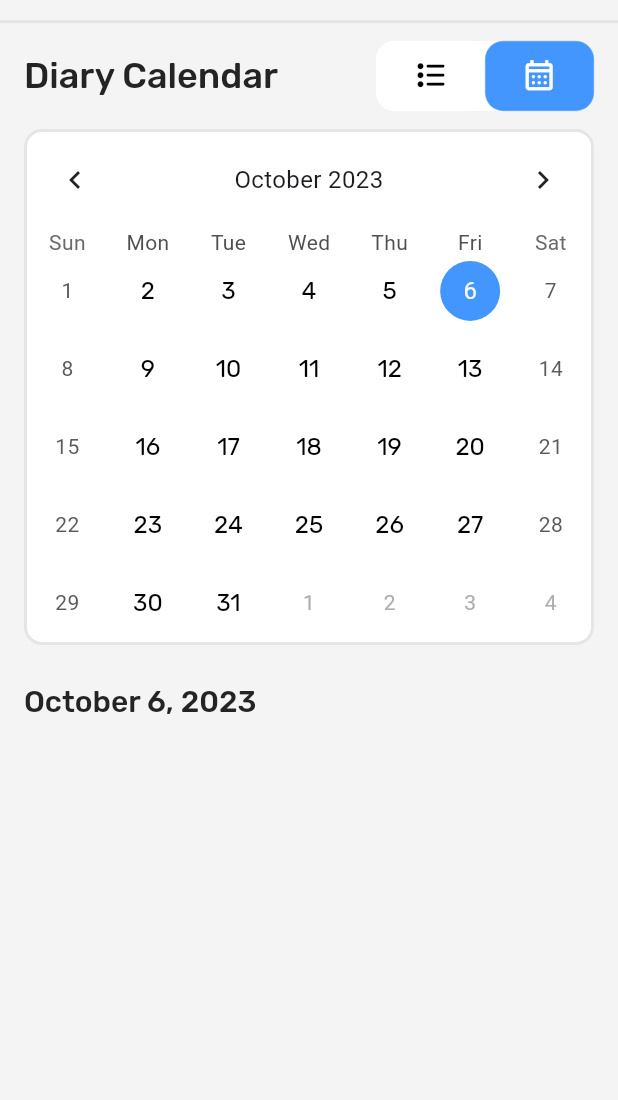
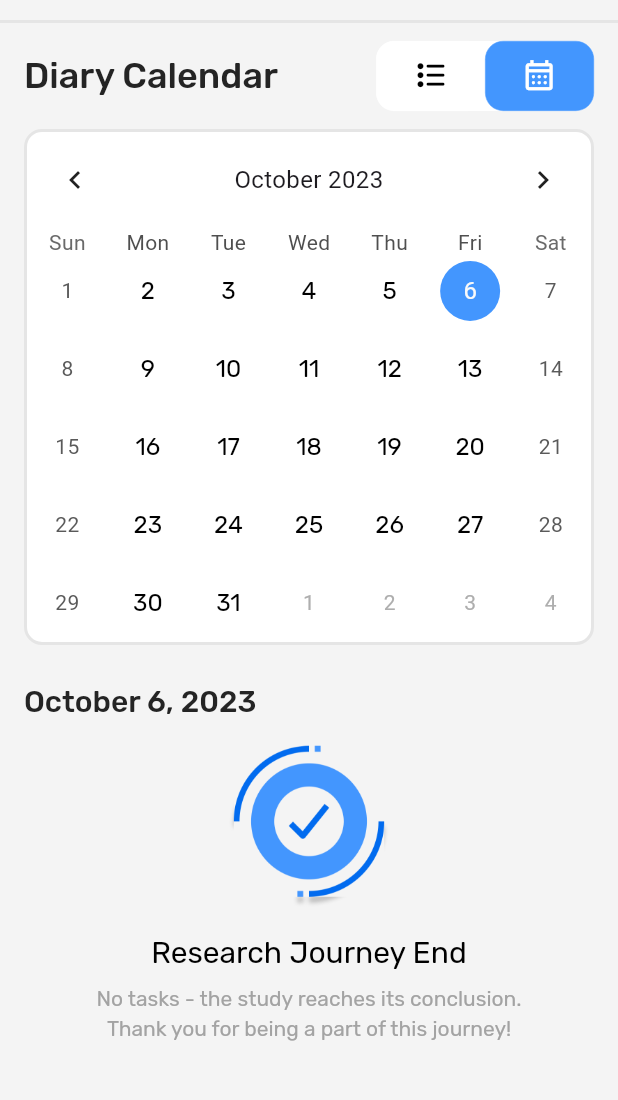
Before and after one commit to AppHatchery/Fabla-Front-end, a Flutter app: the DiariesPage screen opened directly, after a tap on an icon or button, on a phone screen of 412 x 824 dp, the part 61-1161 px from its top. Run offline on Flutter 3.47's test engine with Material 2 defaults, Android fonts, the phone set to English and light mode, and no system bars; drawn by our look-alikes of table_calendar; our stand-ins replace audioplayers, awesome_notifications, bloc, equatable, flutter_bloc, flutter_screenutil and 5 more; missing offline and left inert: amplify_auth_cognito, amplify_flutter, amplify_storage_s3, audio_session, aws_common, flutter_sound and 1 more; accounts and stored records are empty; generated files the repository leaves out were written again.

Commit message:
Added Empty States
Clean up and added empty states on home and diary page

```diff
--- a/lib/screens/diary/presentation/pages/diaries.dart
+++ b/lib/screens/diary/presentation/pages/diaries.dart
@@ -5,10 +5,13 @@
 import 'package:audio_diaries_flutter/screens/diary/presentation/widgets/diary_history.dart';
 import 'package:flutter/material.dart';
 import 'package:flutter_bloc/flutter_bloc.dart';
+import 'package:intl/intl.dart';
 
+import '../../../../services/preference_service.dart';
 import '../../../../theme/custom_colors.dart';
 import '../../../../theme/custom_icons.dart';
 import '../../../../theme/custom_typography.dart';
+import '../../../home/presentation/widgets/empty_state.dart';
 import '../../../home/presentation/widgets/unsubmitted_diary_list.dart';
 import '../../data/diary.dart';
 import '../widgets/custom_calender.dart';
@@ -23,11 +26,11 @@
 
 enum Calendar { list, calendar }
 
-class _DiaryPageState extends State<DiariesPage> with WidgetsBindingObserver{
+class _DiaryPageState extends State<DiariesPage> with WidgetsBindingObserver {
   late DiaryCubit diaryCubit;
   late DiaryHistoryCubit historyCubit;
   Map<DateTime, List<String>> events = {};
-
+  late DateTime startDate;
   @override
   void initState() {
     WidgetsBinding.instance.addObserver(this);
@@ -82,25 +85,17 @@
           child: Column(
             mainAxisAlignment: MainAxisAlignment.start,
             children: [
-            Expanded(
-              child: ListView(
-                children: [
-                  Row(
-                      mainAxisAlignment: MainAxisAlignment.spaceBetween,
-                      children: [
+              Row(mainAxisAlignment: MainAxisAlignment.spaceBetween, children: [
                 Visibility(
                   visible: calendarView != Calendar.calendar,
-                          child: Text(
-                            "Diary History",
+                  replacement: Text(
+                    "Diary Calendar",
                     style: CustomTypography().headlineMedium(
                       color: CustomColors.textNormalContent,
                     ),
                   ),
-                        ),
-                        Visibility(
-                          visible: calendarView != Calendar.list,
                   child: Text(
-                            "Diary Calendar",
+                    "Diary History",
                     style: CustomTypography().headlineMedium(
                       color: CustomColors.textNormalContent,
                     ),
@@ -160,11 +155,29 @@
               const SizedBox(height: 12),
               Visibility(
                 visible: calendarView == Calendar.calendar,
-                    child: CustomCalender(events: events,),
+                child: CustomCalender(
+                  events: events,
+                ),
               ),
               const SizedBox(height: 24),
-                  Visibility(
+              Expanded(
+                child: Visibility(
                     visible: calendarView == Calendar.calendar,
+                    replacement: BlocConsumer<DiaryHistoryCubit, DiaryHistoryState>(
+                          listener: (context, state) {},
+                          builder: (context, state) {
+                            if (state is DiaryHistoryInitial) {
+                              return initialDiaryHistory();
+                            } else if (state is DiaryHistoryLoading) {
+                              return historyLoading();
+                            } else if (state is DiaryHistoryLoaded) {
+                              return loadedDiaryHistory(
+                                  state.diaries, state.unSubmittedDiaries);
+                            } else {
+                              return initialDiaryHistory();
+                            }
+                          },
+                        ),
                     child: BlocConsumer<DiaryCubit, DiaryState>(
                       listener: (context, state) {},
                       builder: (context, state) {
@@ -180,30 +193,10 @@
                         }
                       },
                     )),
-                  Visibility(
-                      visible: calendarView == Calendar.list,
-                      child: BlocConsumer<DiaryHistoryCubit, DiaryHistoryState>(
-                        listener: (context, state) {},
-                        builder: (context, state) {
-                          if (state is DiaryHistoryInitial) {
-                            return initialDiaryHistory();
-                          } else if (state is DiaryHistoryLoading) {
-                            return historyLoading();
-                          } else if (state is DiaryHistoryLoaded) {
-                            return loadedDiaryHistory(
-                                state.diaries, state.unSubmittedDiaries);
-                          } else {
-                            return initialDiaryHistory();
-                          }
-                        },
-                      ))
-                ],
-              ),
               ),
             ],
           ),
-      ),
-    );
+        ));
   }
 
   Widget historyLoading() {
@@ -222,23 +215,25 @@
 
   Widget loadedDiaryHistory(
       List<Diary> diaries, List<Diary> unSubmittedDiaries) {
-    return SingleChildScrollView(
-      child: Column(
+    return Column(
       children: [
         unSubmittedDiaries.isNotEmpty
-              ? UnsubmittedDiaryList(
+            ? Expanded(
+              child: UnsubmittedDiaryList(
                   diaries: unSubmittedDiaries,
                   refresh: (value) => refresh(value),
+                ),
             )
             : const SizedBox.shrink(),
-          DiaryHistory(diaries: diaries, refresh: (value) => refresh(value)),
+        Expanded(child: DiaryHistory(diaries: diaries, refresh: (value) => refresh(value))),
       ],
-      ),
     );
   }
 
-  void fetchHistoryData(BuildContext context) {
+  void fetchHistoryData(BuildContext context) async {
     historyCubit.loadPastDiaries();
+    startDate = DateTime.fromMillisecondsSinceEpoch(
+        await PreferenceService().getIntPreference(key: 'startDate') ?? 0);
   }
 
   void refreshHistory(bool shouldRefresh) {
@@ -259,6 +254,40 @@
   }
 
   Widget loadedDiary(List<Diary> diaries, List<Diary> unSubmittedDiaries) {
+    final today = DateTime.now();
+    if (today.isBefore(startDate)) {
+      return Column(
+        crossAxisAlignment: CrossAxisAlignment.start,
+        children: [
+          Text(
+            DateFormat("MMMM d',' y").format(today),
+            style: CustomTypography()
+                .titleLarge(color: CustomColors.textNormalContent),
+            textAlign: TextAlign.left,
+          ),
+          const SizedBox(
+            height: 14,
+          ),
+          const FreeDayWidget(),
+        ],
+      );
+    } else if (today.isAfter(startDate.add(const Duration(days: 6)))) {
+      return Column(
+        crossAxisAlignment: CrossAxisAlignment.start,
+        children: [
+          Text(
+            DateFormat("MMMM d',' y").format(today),
+            style: CustomTypography()
+                .titleLarge(color: CustomColors.textNormalContent),
+            textAlign: TextAlign.left,
+          ),
+          const SizedBox(
+            height: 14,
+          ),
+          const EndStateWidget(),
+        ],
+      );
+    }
     return SingleChildScrollView(
       child: Column(
         children: [
@@ -287,12 +316,16 @@
   void getAllDiaries() {
     final DiaryRepository repository = DiaryRepository();
     List<Diary> diaries = repository.getAllDiaries();
-    final date = DateTime(DateTime.now().year, DateTime.now().month, DateTime.now().day);
+    final date =
+        DateTime(DateTime.now().year, DateTime.now().month, DateTime.now().day);
 
-    for(Diary diary in diaries){
-      final day = DateTime(diary.start.year, diary.start.month, diary.start.day);
-      if(day != date){
-        events.addAll({day: ["Yes"]});
+    for (Diary diary in diaries) {
+      final day =
+          DateTime(diary.start.year, diary.start.month, diary.start.day);
+      if (day != date) {
+        events.addAll({
+          day: ["Yes"]
+        });
       }
     }
   }
--- a/lib/screens/diary/presentation/widgets/diary_history.dart
+++ b/lib/screens/diary/presentation/widgets/diary_history.dart
@@ -1,3 +1,4 @@
+import 'package:audio_diaries_flutter/screens/diary/presentation/widgets/empty_state.dart';
 import 'package:audio_diaries_flutter/theme/components/cards.dart';
 import 'package:audio_diaries_flutter/theme/custom_typography.dart';
 import 'package:flutter/material.dart';
@@ -24,18 +25,25 @@
 
     filteredDiaries.sort((a, b) => b.due.compareTo(a.due));
 
-    return Column(
+    return filteredDiaries.isNotEmpty
+        ? SingleChildScrollView(
+            child: Column(
               mainAxisAlignment: MainAxisAlignment.start,
               crossAxisAlignment: CrossAxisAlignment.start,
               children: [
-        for (var diary in filteredDiaries)
-          Column(
+                ListView.builder(
+                  shrinkWrap: true,
+                  physics: const NeverScrollableScrollPhysics(),
+                  itemCount: filteredDiaries.length,
+                  itemBuilder: (context, index) {
+                    final diary = filteredDiaries[index];
+                    return Column(
                       crossAxisAlignment: CrossAxisAlignment.start,
                       children: [
                         Text(
                           _formatDate(diary.start),
-                style: CustomTypography()
-                    .titleLarge(color: CustomColors.textNormalContent),
+                          style: CustomTypography().titleLarge(
+                              color: CustomColors.textNormalContent),
                           textAlign: TextAlign.left,
                         ),
                         const SizedBox(height: 6),
@@ -45,9 +53,13 @@
                         ),
                         const SizedBox(height: 12),
                       ],
+                    );
+                  },
+                )
+              ],
             ),
-      ],
-    );
+          )
+        : const BeforeStartWidget();
   }
 }
 
--- /dev/null
+++ b/lib/screens/diary/presentation/widgets/empty_state.dart
@@ -0,0 +1,43 @@
+import 'package:audio_diaries_flutter/theme/resources/strings.dart';
+import 'package:flutter/material.dart';
+
+import '../../../../theme/custom_colors.dart';
+import '../../../../theme/custom_typography.dart';
+
+class BeforeStartWidget extends StatelessWidget {
+  const BeforeStartWidget({super.key});
+
+  @override
+  Widget build(BuildContext context) {
+    return Padding(
+      padding: const EdgeInsets.symmetric(horizontal: 47),
+      child: Column(
+        mainAxisAlignment: MainAxisAlignment.center,
+        crossAxisAlignment: CrossAxisAlignment.center,
+        children: [
+          Image.asset(
+            'assets/images/start.png',
+            height: 108,
+          ),
+          const SizedBox(
+            height: 16,
+          ),
+          Text(
+            'Your Fresh Start${Strings.champagne}',
+            style: CustomTypography().titleLarge(),
+            textAlign: TextAlign.center,
+          ),
+          const SizedBox(
+            height: 6,
+          ),
+          Text(
+            "You're all set for a fresh start – no previous responses here!",
+            style: CustomTypography()
+                .bodyMedium(color: CustomColors.textTertiaryContent),
+            textAlign: TextAlign.center,
+          ),
+        ],
+      ),
+    );
+  }
+}
--- /dev/null
+++ b/lib/screens/home/presentation/widgets/empty_state.dart
@@ -0,0 +1,80 @@
+import 'package:audio_diaries_flutter/theme/custom_typography.dart';
+import 'package:flutter/material.dart';
+
+import '../../../../theme/custom_colors.dart';
+
+class FreeDayWidget extends StatelessWidget {
+  const FreeDayWidget({super.key});
+
+  @override
+  Widget build(BuildContext context) {
+    return Padding(
+      padding: const EdgeInsets.symmetric(horizontal: 47),
+      child: Column(
+        mainAxisAlignment: MainAxisAlignment.center,
+        crossAxisAlignment: CrossAxisAlignment.center,
+        children: [
+          Image.asset(
+            'assets/images/empty-box.png',
+            height: 108,
+          ),
+          const SizedBox(
+            height: 16,
+          ),
+          Text(
+            'This is a Free Day',
+            style: CustomTypography().titleLarge(),
+            textAlign: TextAlign.center,
+          ),
+          const SizedBox(
+            height: 6,
+          ),
+          Text(
+            "It's a blank slate for today on your study calendar – embrace this open day!",
+            style: CustomTypography()
+                .bodyMedium(color: CustomColors.textTertiaryContent),
+            textAlign: TextAlign.center,
+          ),
+        ],
+      ),
+    );
+  }
+}
+
+class EndStateWidget extends StatelessWidget {
+  const EndStateWidget({super.key});
+
+  @override
+  Widget build(BuildContext context) {
+    return Padding(
+      padding: const EdgeInsets.symmetric(horizontal: 47),
+      child: Column(
+        mainAxisAlignment: MainAxisAlignment.center,
+        crossAxisAlignment: CrossAxisAlignment.center,
+        children: [
+          Image.asset(
+            'assets/images/complete.png',
+            height: 108,
+          ),
+          const SizedBox(
+            height: 16,
+          ),
+          Text(
+            'Research Journey End',
+            style: CustomTypography().titleMedium(),
+            textAlign: TextAlign.center,
+          ),
+          const SizedBox(
+            height: 6,
+          ),
+          Text(
+            "No tasks - the study reaches its conclusion. Thank you for being a part of this journey!",
+            style: CustomTypography()
+                .bodyMedium(color: CustomColors.textTertiaryContent),
+            textAlign: TextAlign.center,
+          ),
+        ],
+      ),
+    );
+  }
+}
--- a/lib/theme/components/cards.dart
+++ b/lib/theme/components/cards.dart
@@ -24,7 +24,6 @@
 
   @override
   Widget build(BuildContext context) {
-    print(diary?.status == DiaryStatus.submitted || diary?.status == DiaryStatus.missed);
     return Container(
       decoration: BoxDecoration(
         color: diary?.status == DiaryStatus.submitted || diary?.status == DiaryStatus.missed
--- a/lib/theme/resources/strings.dart
+++ b/lib/theme/resources/strings.dart
@@ -15,6 +15,8 @@
   static String telescope = "🔬";
 
   static String confetti = "🎉";
+
+  static String champagne = "🍾";
 
   static String researcherNote = "Please try to talk without stopping for about 5 minutes. Talk about whatever comes to your mind, as if you were sharing with a friend. Do not worry about pauses, stutters, or having the right things to say. We are interested in anything about your experience today that you are willing to share.";
 
```
Also changed, not shown: lib/screens/home/presentation/pages/homepage.dart (+50 -17 lines), assets/images/complete.png (added), assets/images/empty-box.png (added), assets/images/start.png (added). Lines whose indentation alone changed are shown as unchanged.
